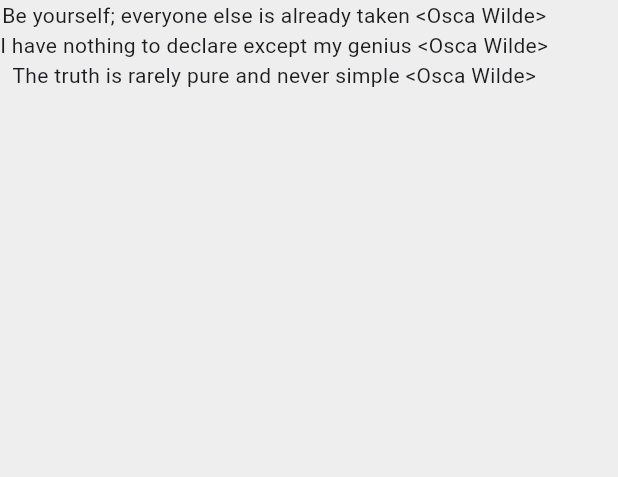
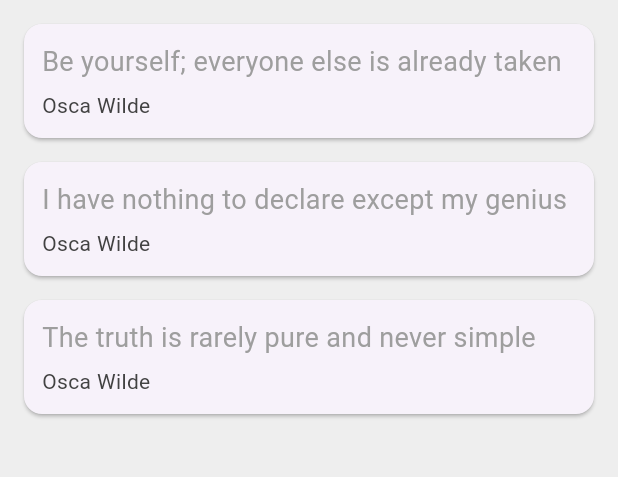
Before and after one commit to PhillipSaint254/learning-flutter, a Flutter app: the screen it shows after launch, on a phone screen of 412 x 824 dp, the part 84-561 px from its top. Run offline on Flutter 3.47's test engine with Material 3 defaults, Android fonts, the phone set to English and light mode, and no system bars.

Commit message:
display of quotes in a card manner

```diff
--- a/lib/main.dart
+++ b/lib/main.dart
@@ -22,6 +22,35 @@
     Quote(text: 'The truth is rarely pure and never simple', author: 'Osca Wilde'),
   ];
 
+  Widget quoteTemplate(quote) {
+    return Card(
+      margin: EdgeInsets.fromLTRB(16.0,16.0,16.0,0),
+      child: Padding(
+        padding: const EdgeInsets.all(12.0),
+        child: Column(
+          crossAxisAlignment: CrossAxisAlignment.stretch,
+          children: [
+            Text(
+                quote.text,
+              style: TextStyle(
+                fontSize: 18.0,
+                color: Colors.grey[500]
+              )
+            ),
+            SizedBox(height: 6.0),
+            Text(
+              quote.author,
+              style: TextStyle(
+                fontSize: 14.0,
+                color: Colors.grey[800]
+              )
+            )
+          ],
+        ),
+      )
+    );
+  }
+
   @override
   Widget build(BuildContext context) {
     return Scaffold(
@@ -32,7 +61,7 @@
         backgroundColor: Colors.redAccent,
       ),
       body: Column(
-        children: quotes.map((quote) => Text('${quote.text} <${quote.author}>')).toList(),
+        children: quotes.map((quote) => quoteTemplate(quote)).toList(),
       ),
     );
   }
```
